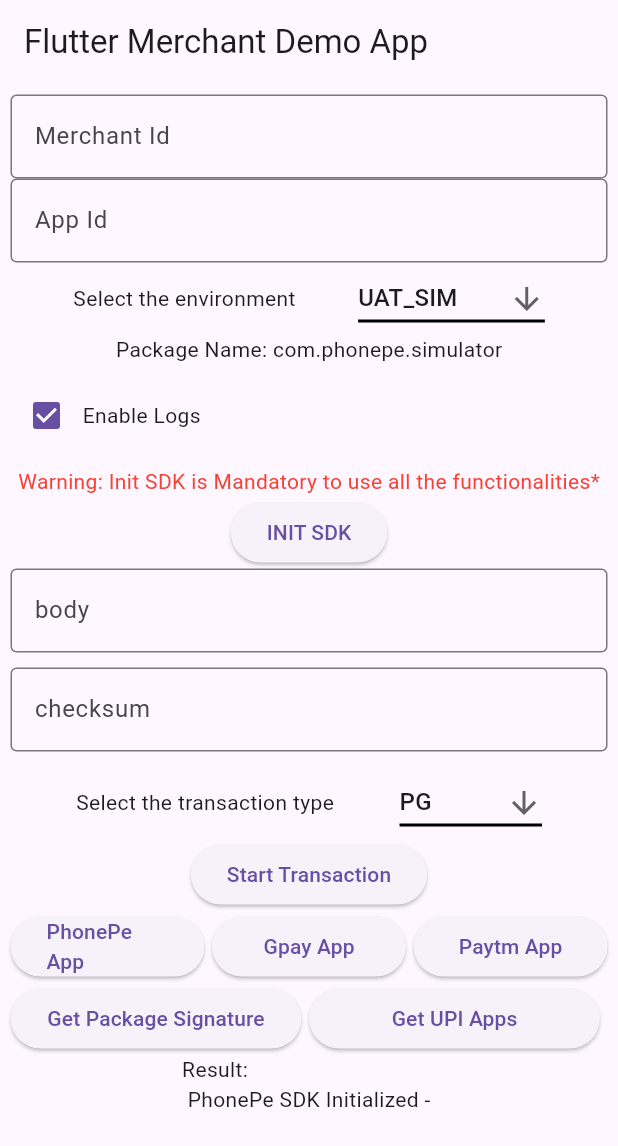
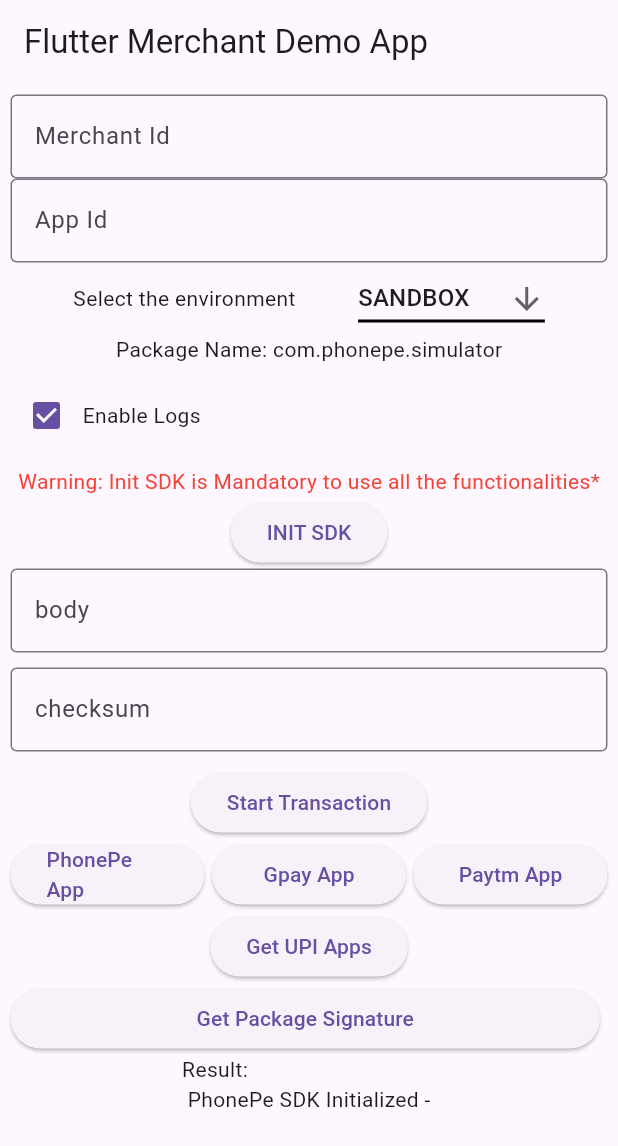
Before and after one commit to PhonePe/phonepe-pg-sdk-flutter, a Flutter app: the screen it shows after launch, after a tap on "Start Transaction", after a tap on "Get UPI Apps", after a tap on "INIT SDK", on a phone screen of 412 x 824 dp. Shown: the top 1146 px of the screen. Run offline on Flutter 3.47's test engine with Material 3 defaults, Android fonts, the phone set to English and light mode, and no system bars; missing offline and left inert: phonepe_payment_sdk.

Commit message:
Update main.dart

```diff
--- a/lib/main.dart
+++ b/lib/main.dart
@@ -22,23 +22,13 @@ class MerchantScreen extends State<MerchantApp> {
   String checksum = "";
 
   Map<String, String> headers = {};
-  Map<String, String> pgHeaders = {"Content-Type": "application/json"};
-  List<String> apiList = <String>['Container', 'PG'];
-  List<String> environmentList = <String>['UAT', 'UAT_SIM', 'PRODUCTION'];
-  String apiEndPoint = "/pg/v1/pay";
+  List<String> environmentList = <String>['SANDBOX', 'PRODUCTION'];
   bool enableLogs = true;
   Object? result;
-  String dropdownValue = 'PG';
-  String environmentValue = 'UAT_SIM';
+  String environmentValue = 'SANDBOX';
   String appId = "";
   String merchantId = "";
   String packageName = "com.phonepe.simulator";
-
-  void startTransaction() {
-    dropdownValue == 'Container'
-        ? startContainerTransaction()
-        : startPGTransaction();
-  }
 
   void initPhonePeSdk() {
     PhonePePaymentSdk.init(environmentValue, appId, merchantId, enableLogs)
@@ -107,8 +97,47 @@ class MerchantScreen extends State<MerchantApp> {
     }
   }
 
+  void getInstalledUpiAppsForiOS() {
+    if (Platform.isIOS) {
+      PhonePePaymentSdk.getInstalledUpiAppsForiOS()
+          .then((apps) => {
+                setState(() {
+                  result = 'getUPIAppsInstalledForIOS - $apps';
+
+                  // For Usage
+                  List<String> stringList = apps
+                          ?.whereType<
+                              String>() // Filters out null and non-String elements
+                          .toList() ??
+                      [];
+
+                  // Check if the string value 'Orange' exists in the filtered list
+                  String searchString = 'PHONEPE';
+                  bool isStringExist = stringList.contains(searchString);
+
+                  if (isStringExist) {
+                    print('$searchString app exist in the device.');
+                  } else {
+                    print('$searchString app does not exist in the list.');
+                  }
+                })
+              })
+          .catchError((error) {
+        handleError(error);
+        return <dynamic>{};
+      });
+    }
+  }
+
+  void getInstalledApps() {
+    if (Platform.isAndroid) {
+      getInstalledUpiAppsForAndroid();
+    } else {
+      getInstalledUpiAppsForiOS();
+    }
+  }
+
   void getInstalledUpiAppsForAndroid() {
-    if (Platform.isAndroid) {
     PhonePePaymentSdk.getInstalledUpiAppsForAndroid()
         .then((apps) => {
               setState(() {
@@ -132,12 +161,10 @@ class MerchantScreen extends State<MerchantApp> {
       return <dynamic>{};
     });
   }
-  }
 
-  void startPGTransaction() async {
+  void startTransaction() async {
     try {
-      PhonePePaymentSdk.startPGTransaction(
-              body, callback, checksum, pgHeaders, apiEndPoint, packageName)
+      PhonePePaymentSdk.startTransaction(body, callback, checksum, packageName)
           .then((response) => {
                 setState(() {
                   if (response != null) {
@@ -171,35 +198,6 @@ class MerchantScreen extends State<MerchantApp> {
         result = {"error": error};
       }
     });
-  }
-
-  void startContainerTransaction() async {
-    try {
-      PhonePePaymentSdk.startContainerTransaction(
-              body, callback, checksum, headers, apiEndPoint)
-          .then((response) => {
-                setState(() {
-                  if (response != null) {
-                    String status = response['status'].toString();
-                    String error = response['error'].toString();
-                    if (status == 'SUCCESS') {
-                      result = "Flow Completed - Status: Success!";
-                    } else {
-                      result =
-                          "Flow Completed - Status: $status and Error: $error";
-                    }
-                  } else {
-                    result = "Flow Incomplete";
-                  }
-                })
-              })
-          .catchError((error) {
-        handleError(error);
-        return <dynamic>{};
-      });
-    } catch (error) {
-      result = {"error": error};
-    }
   }
 
   @override
@@ -249,9 +247,7 @@ class MerchantScreen extends State<MerchantApp> {
                             environmentValue = value!;
                             if (environmentValue == 'PRODUCTION') {
                               packageName = "com.phonepe.app";
-                            } else if (environmentValue == 'UAT') {
-                              packageName = "com.phonepe.app.preprod";
-                            } else if (environmentValue == 'UAT_SIM') {
+                            } else if (environmentValue == 'SANDBOX') {
                               packageName = "com.phonepe.simulator";
                             }
                           });
@@ -295,7 +291,6 @@ class MerchantScreen extends State<MerchantApp> {
                     'Warning: Init SDK is Mandatory to use all the functionalities*',
                     style: TextStyle(color: Colors.red),
                   ),
-
                   ElevatedButton(
                       onPressed: initPhonePeSdk, child: const Text('INIT SDK')),
                   const SizedBox(width: 5.0),
@@ -319,39 +314,6 @@ class MerchantScreen extends State<MerchantApp> {
                     },
                   ),
                   const SizedBox(height: 10),
-                  Row(
-                    mainAxisAlignment: MainAxisAlignment.spaceEvenly,
-                    children: <Widget>[
-                      const Text('Select the transaction type'),
-                      DropdownButton<String>(
-                        value: dropdownValue,
-                        icon: const Icon(Icons.arrow_downward),
-                        elevation: 16,
-                        underline: Container(
-                          height: 2,
-                          color: Colors.black,
-                        ),
-                        onChanged: (String? value) {
-                          // This is called when the user selects an item.
-                          setState(() {
-                            dropdownValue = value!;
-                            if (dropdownValue == 'PG') {
-                              apiEndPoint = "/pg/v1/pay";
-                            } else {
-                              apiEndPoint = "/v4/debit";
-                            }
-                          });
-                        },
-                        items: apiList
-                            .map<DropdownMenuItem<String>>((String value) {
-                          return DropdownMenuItem<String>(
-                            value: value,
-                            child: Text(value),
-                          );
-                        }).toList(),
-                      )
-                    ],
-                  ),
                   ElevatedButton(
                       onPressed: startTransaction,
                       child: const Text('Start Transaction')),
@@ -373,6 +335,10 @@ class MerchantScreen extends State<MerchantApp> {
                                 onPressed: isPaytmInstalled,
                                 child: const Text('Paytm App'))),
                       ]),
+                  ElevatedButton(
+                      onPressed: getInstalledApps,
+                      child: const Text('Get UPI Apps')),
+                  const SizedBox(width: 5.0),
                   Visibility(
                       maintainSize: false,
                       maintainAnimation: false,
@@ -386,12 +352,7 @@ class MerchantScreen extends State<MerchantApp> {
                                     onPressed: getPackageSignatureForAndroid,
                                     child:
                                         const Text('Get Package Signature'))),
-                            const SizedBox(width: 5.0),
-                            Expanded(
-                                child: ElevatedButton(
-                                    onPressed: getInstalledUpiAppsForAndroid,
-                                    child: const Text('Get UPI Apps'))),
-                            const SizedBox(width: 5.0),
+                            const SizedBox(width: 5.0)
                           ])),
                   Text("Result: \n $result")
                 ],
```
Lines whose indentation alone changed are shown as unchanged.
